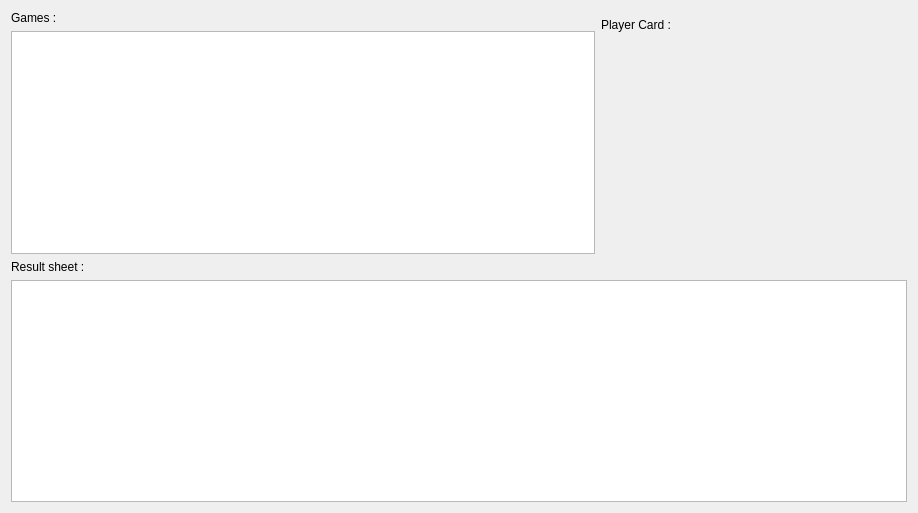
Above: cute-fantasy/previousweekwidget.ui from protoblock/protoblock before the change. Below: the same form after it.
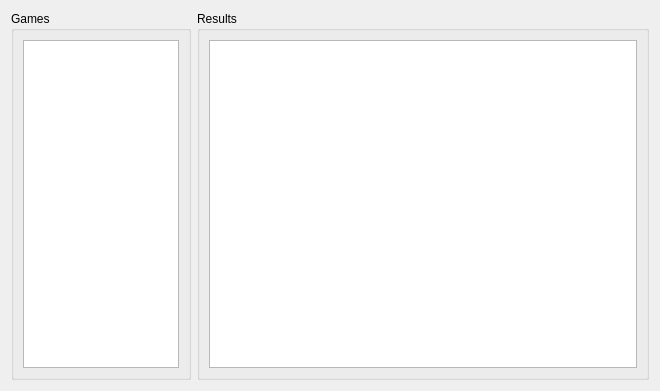
That is the form after the change. Custom widgets are drawn as their Qt base class.

Diff of the .ui file:
```diff
--- a/cute-fantasy/previousweekwidget.ui
+++ b/cute-fantasy/previousweekwidget.ui
@@ -6,24 +6,46 @@
    <rect>
     <x>0</x>
     <y>0</y>
-    <width>918</width>
-    <height>513</height>
+    <width>660</width>
+    <height>391</height>
    </rect>
   </property>
   <property name="windowTitle">
    <string>Form</string>
   </property>
+  <layout class="QGridLayout" name="gridLayout_3">
+   <item row="0" column="0">
+    <widget class="QGroupBox" name="groupBox">
+     <property name="maximumSize">
+      <size>
+       <width>180</width>
+       <height>16777215</height>
+      </size>
+     </property>
+     <property name="title">
+      <string>Games</string>
+     </property>
   <layout class="QGridLayout" name="gridLayout">
-   <item row="1" column="0" colspan="3">
-    <layout class="QVBoxLayout" name="verticalLayout_2">
-     <item>
-      <widget class="QLabel" name="label_3">
-       <property name="text">
-        <string>Result sheet :</string>
-       </property>
-      </widget>
-     </item>
-     <item>
+      <item row="0" column="0">
+       <widget class="QListView" name="myGamesListView">
+        <property name="selectionMode">
+         <enum>QAbstractItemView::SingleSelection</enum>
+        </property>
+        <property name="selectionBehavior">
+         <enum>QAbstractItemView::SelectRows</enum>
+        </property>
+       </widget>
+      </item>
+     </layout>
+    </widget>
+   </item>
+   <item row="0" column="1">
+    <widget class="QGroupBox" name="groupBox_2">
+     <property name="title">
+      <string>Results</string>
+     </property>
+     <layout class="QGridLayout" name="gridLayout_2">
+      <item row="0" column="0">
       <widget class="QTableView" name="myProjectionTableView">
        <property name="selectionMode">
         <enum>QAbstractItemView::SingleSelection</enum>
@@ -37,59 +59,10 @@
       </widget>
      </item>
     </layout>
-   </item>
-   <item row="0" column="1">
-    <layout class="QVBoxLayout" name="verticalLayout_4">
-     <item>
-      <widget class="QLabel" name="label_2">
-       <property name="text">
-        <string>Player Card :</string>
-       </property>
-      </widget>
-     </item>
-     <item>
-      <widget class="PlayerProjectionWidget" name="myPlayerWidget" native="true">
-       <property name="minimumSize">
-        <size>
-         <width>300</width>
-         <height>210</height>
-        </size>
-       </property>
-      </widget>
-     </item>
-    </layout>
-   </item>
-   <item row="0" column="0">
-    <layout class="QVBoxLayout" name="verticalLayout_3">
-     <item>
-      <widget class="QLabel" name="label">
-       <property name="text">
-        <string>Games :</string>
-       </property>
-      </widget>
-     </item>
-     <item>
-      <widget class="QListView" name="myGamesListView">
-       <property name="selectionMode">
-        <enum>QAbstractItemView::SingleSelection</enum>
-       </property>
-       <property name="selectionBehavior">
-        <enum>QAbstractItemView::SelectRows</enum>
-       </property>
-      </widget>
-     </item>
-    </layout>
-   </item>
-  </layout>
- </widget>
- <customwidgets>
-  <customwidget>
-   <class>PlayerProjectionWidget</class>
-   <extends>QWidget</extends>
-   <header location="global">playerprojectionwidget.h</header>
-   <container>1</container>
-  </customwidget>
- </customwidgets>
+    </widget>
+   </item>
+  </layout>
+ </widget>
  <resources/>
  <connections/>
 </ui>
```
Lines whose indentation alone changed are shown as unchanged.
